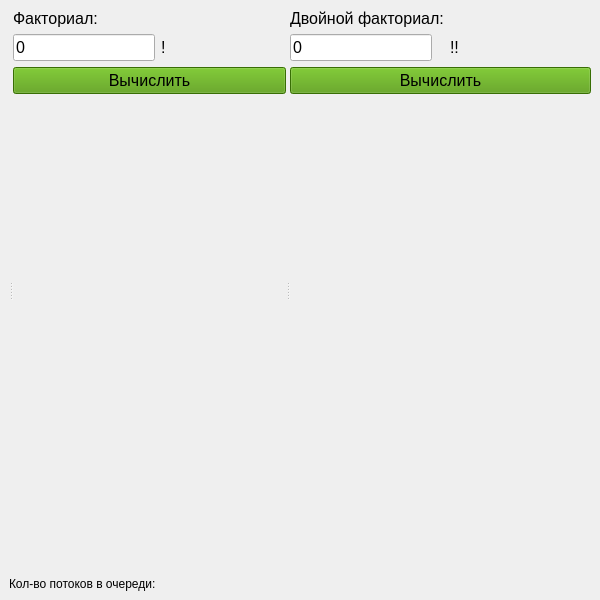
The window that forms/main_window.ui (agaltsevstas/factorial) describes before a commit, drawn with Qt 5.
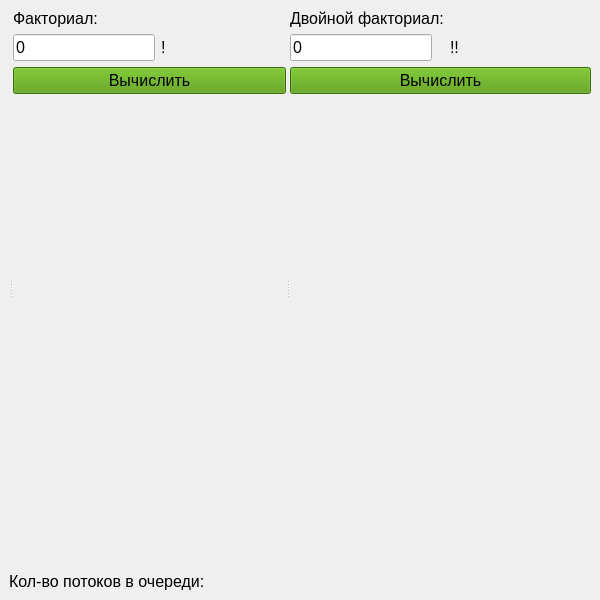
The same window after the commit.

Diff of the .ui file:
```diff
--- a/forms/main_window.ui
+++ b/forms/main_window.ui
@@ -195,6 +195,11 @@
         <verstretch>0</verstretch>
        </sizepolicy>
       </property>
+      <property name="font">
+       <font>
+        <pointsize>12</pointsize>
+       </font>
+      </property>
       <property name="text">
        <string>Кол-во потоков в очереди:</string>
       </property>
```
